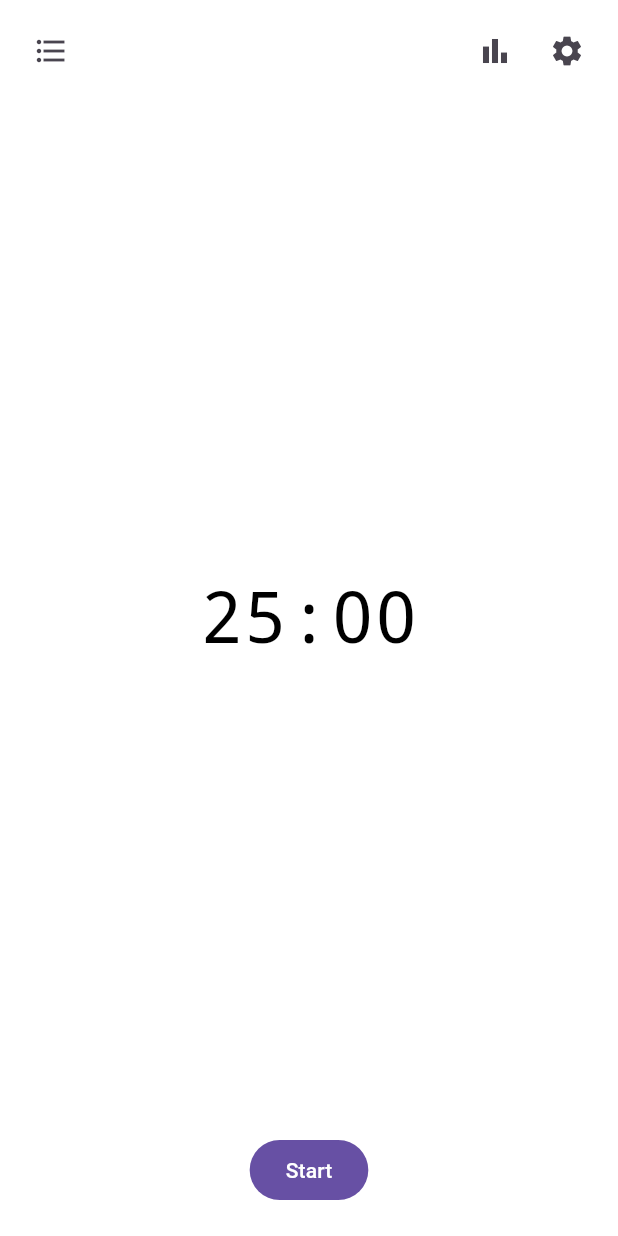
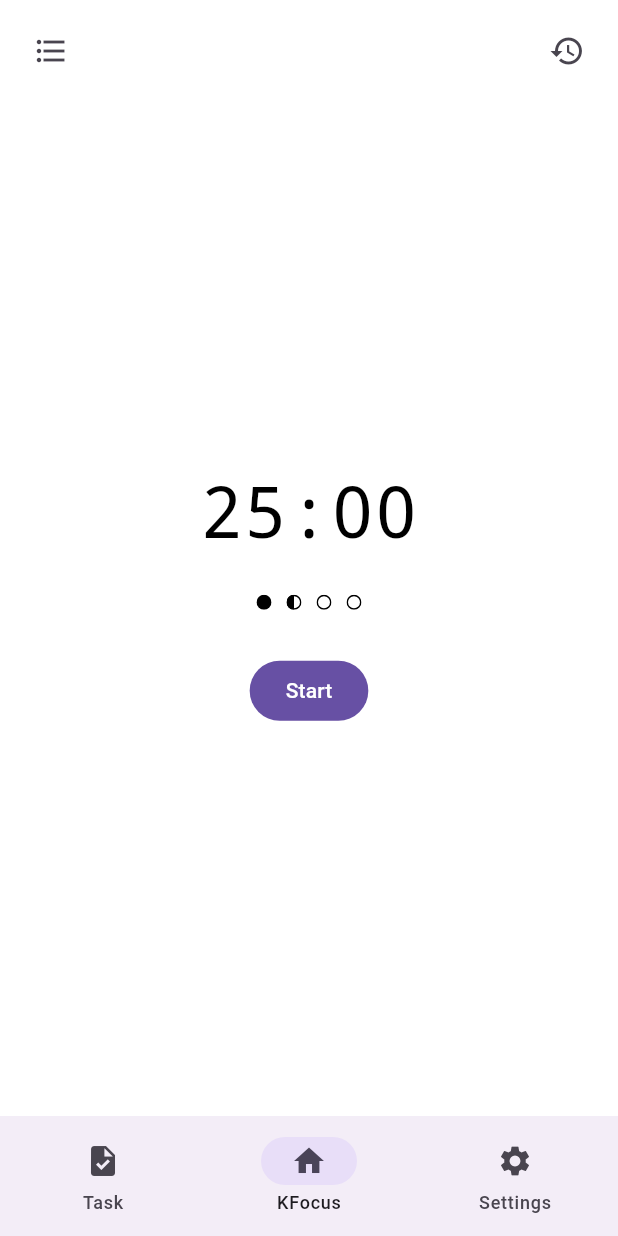
Before and after one commit to Kmookay/KFocusApp, a Flutter app: the screen it shows after launch, on a phone screen of 412 x 824 dp. Run offline on Flutter 3.47's test engine with Material 3 defaults, Android fonts, the phone set to English and light mode, and no system bars; our stand-ins replace drift, flutter_svg, fluttertoast, go_router, logger; accounts and stored records are empty; generated files the repository leaves out were written again.

Commit message:
update: modify home page ui

```diff
--- a/lib/app/routes.dart
+++ b/lib/app/routes.dart
@@ -1,14 +1,14 @@
 import 'package:go_router/go_router.dart';
 import 'package:k_focus/app/ui/pages/chart/chart_page.dart';
-import 'package:k_focus/app/ui/pages/home/home_page.dart';
+import 'package:k_focus/app/ui/pages/main/main_page.dart';
 import 'package:k_focus/app/ui/pages/setting/setting_page.dart';
 import 'package:k_focus/app/ui/pages/task/task_list_page.dart';
 
 class Routes {
   static final routes = [
     GoRoute(
-        path: HomePage.routeName,
-        builder: (context, state) => const HomePage(),
+        path: MainPage.routeName,
+        builder: (context, state) => const MainPage(),
         routes: [
           GoRoute(
               path: SettingPage.routeName,
--- a/lib/app/ui/pages/home/home_page.dart
+++ b/lib/app/ui/pages/home/home_page.dart
@@ -2,9 +2,8 @@ import 'dart:async';
 
 import 'package:flutter/material.dart';
 import 'package:go_router/go_router.dart';
-import 'package:k_focus/app/ui/pages/chart/chart_page.dart';
-import 'package:k_focus/app/ui/pages/setting/setting_page.dart';
 import 'package:k_focus/app/ui/pages/task/task_list_page.dart';
+import 'package:k_focus/app/ui/widgets/pomodoro_progress.dart';
 import 'package:k_focus/utils/int_extension.dart';
 
 class HomePage extends StatefulWidget {
@@ -40,35 +39,38 @@ class _HomePageState extends State<HomePage> {
                           mainAxisAlignment: MainAxisAlignment.spaceBetween,
                           children: [
                             IconButton(
-                              onPressed: () =>
-                                  context.go("/${TaskListPage.routeName}"),
+                                onPressed: () => {
+                                      // todo: show today task list
+                                    },
                                 icon: const Icon(Icons.format_list_bulleted)),
-                          Row(
-                        children: [
                             IconButton(
-                                  onPressed: () =>
-                                      context.go("/${ChartPage.routeName}"),
-                                  icon: const Icon(Icons.bar_chart)),
-                              IconButton(
-                                  onPressed: () =>
-                                      context.go("/${SettingPage.routeName}"),
-                                  icon: const Icon(Icons.settings))
+                                onPressed: () => _reset(),
+                                icon: const Icon(Icons.restore))
                           ],
-                      )
-                    ],
-                  ),
-                ),
+                        )),
                     Expanded(
                         child: Center(
-                  child: Text(
+                      child: Column(
+                        mainAxisAlignment: MainAxisAlignment.center,
+                        children: [
+                          Text(
                             _time,
                             style: const TextStyle(
                                 fontSize: 48,
                                 fontFamily: "Courier",
                                 color: Colors.black),
                           ),
+                          const SizedBox(
+                            height: 20,
+                          ),
+                          PomodoroProgress(pomodoroCount: 4),
+                          const SizedBox(
+                            height: 30,
+                          ),
+                          _operationByState(),
+                        ],
+                      ),
                     )),
-                _operationByState(),
                     const SizedBox(
                       height: 20,
                     )
@@ -122,6 +124,11 @@ class _HomePageState extends State<HomePage> {
     );
   }
 
+  /// Reset the timer
+  void _reset() {
+    _abort();
+  }
+
   /// Start the timer
   void _start() {
     _timer?.cancel();
--- /dev/null
+++ b/lib/app/ui/pages/main/main_page.dart
@@ -0,0 +1,42 @@
+import 'package:flutter/material.dart';
+import 'package:k_focus/app/ui/pages/home/home_page.dart';
+import 'package:k_focus/app/ui/pages/setting/setting_page.dart';
+import 'package:k_focus/app/ui/pages/task/task_list_page.dart';
+
+class MainPage extends StatefulWidget {
+  const MainPage({super.key});
+
+  static const routeName = "/";
+
+  @override
+  State<StatefulWidget> createState() {
+    return _MainPageState();
+  }
+}
+
+class _MainPageState extends State<MainPage> {
+  int _currentTabIndex = 1;
+
+  @override
+  Widget build(BuildContext context) {
+    return Scaffold(
+        bottomNavigationBar: NavigationBar(
+          destinations: const <Widget>[
+            NavigationDestination(icon: Icon(Icons.task), label: "Task"),
+            NavigationDestination(icon: Icon(Icons.home), label: "KFocus"),
+            NavigationDestination(icon: Icon(Icons.settings), label: "Settings")
+          ],
+          selectedIndex: _currentTabIndex,
+          onDestinationSelected: (int index) {
+            setState(() {
+              _currentTabIndex = index;
+            });
+          },
+        ),
+        body: const <Widget>[
+          TaskListPage(),
+          HomePage(),
+          SettingPage()
+        ][_currentTabIndex]);
+  }
+}
--- /dev/null
+++ b/lib/app/ui/widgets/pomodoro_progress.dart
@@ -0,0 +1,51 @@
+import 'package:flutter/material.dart';
+import 'package:flutter_svg/svg.dart';
+
+class PomodoroProgress extends StatefulWidget {
+  int pomodoroCount = 4;
+
+  PomodoroProgress({required this.pomodoroCount});
+
+  @override
+  State<StatefulWidget> createState() {
+    return _PomodoroProgressState();
+  }
+}
+
+class _PomodoroProgressState extends State<PomodoroProgress> {
+  @override
+  Widget build(BuildContext context) {
+    return _progress();
+  }
+
+  Widget _progress() {
+    return Row(
+      mainAxisAlignment: MainAxisAlignment.center,
+      children: [
+        _item(PomodoroItemState.complete),
+        const SizedBox(width: 10),
+        _item(PomodoroItemState.running),
+        const SizedBox(width: 10),
+        _item(PomodoroItemState.idle),
+        const SizedBox(width: 10),
+        _item(PomodoroItemState.idle),
+      ],
+    );
+  }
+
+  Widget _item(PomodoroItemState state) {
+    switch (state) {
+      case PomodoroItemState.running:
+        return SvgPicture.asset(
+            'public/images/pomodoro_progress_item_state_running.svg');
+      case PomodoroItemState.complete:
+        return SvgPicture.asset(
+            'public/images/pomodoro_progress_item_state_complete.svg');
+      default:
+        return SvgPicture.asset(
+            'public/images/pomodoro_progress_item_state_idle.svg');
+    }
+  }
+}
+
+enum PomodoroItemState { idle, running, complete }
```
Also changed, not shown: pubspec.yaml (+5 -3 lines), public/images/pomodoro_progress_item_state_complete.svg (added), public/images/pomodoro_progress_item_state_idle.svg (added), public/images/pomodoro_progress_item_state_running.svg (added), pubspec.lock. Lines whose indentation alone changed are shown as unchanged.
